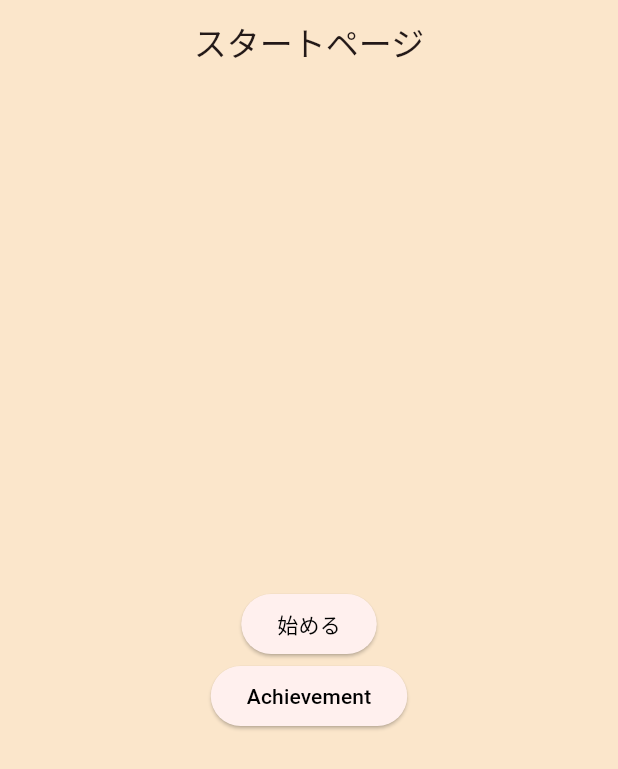
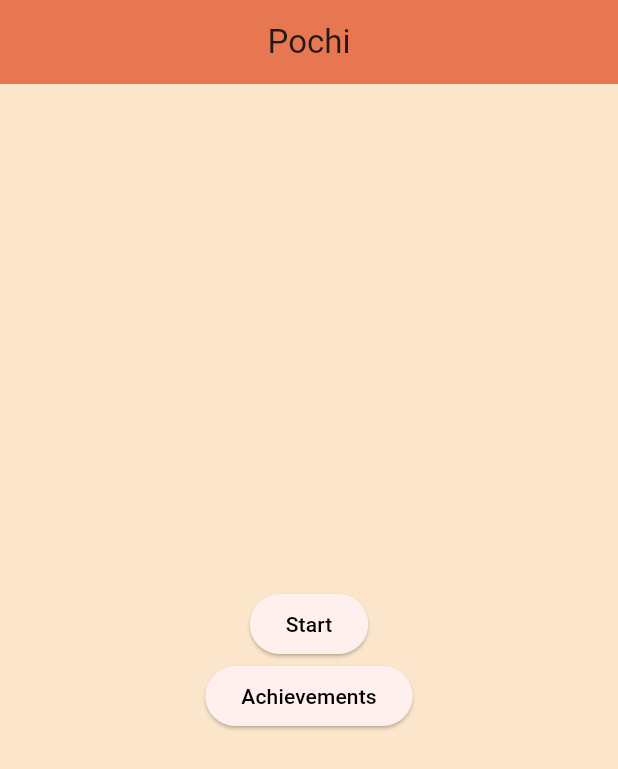
Before and after one commit to TangentMochi/pochi, a Flutter app: the screen it shows after launch, on a phone screen of 412 x 824 dp. Shown: the top 769 px of the screen. Run offline on Flutter 3.47's test engine with Material 3 defaults, Android fonts, the phone set to English and light mode, and no system bars; our stand-ins replace audioplayers, confetti, geolocator, google_fonts, google_maps_flutter, permission_handler and 1 more; missing offline and left inert: bottom_sheet_bar, flutter_config, flutter_google_map_polyline_point, flutter_overpass.

Commit message:
UI(appbar)の色変更

```diff
--- a/lib/views/achive.dart
+++ b/lib/views/achive.dart
@@ -50,7 +50,7 @@ class _MyAchiveState extends State<MyAchive> {
   Widget build(BuildContext context) {
     return Scaffold(
       appBar: AppBar(
-        backgroundColor: Color.fromARGB(142, 139, 30, 14),
+        backgroundColor: Color.fromARGB(250, 231, 117, 78),
         title: Text(
           widget.title,
           style: GoogleFonts.roboto(textStyle: TextStyle(fontSize: 20)),
--- a/lib/views/map.dart
+++ b/lib/views/map.dart
@@ -134,7 +134,10 @@ class _MyMapState extends State<MyMap> {
       return Center(child: CircularProgressIndicator());
     }
     return Scaffold(
-      appBar: AppBar(title: Text('${widget.route.distance}')),
+      appBar: AppBar(
+        title: Text('${widget.route.distance}'),
+        backgroundColor: Color.fromARGB(250, 231, 117, 78),
+      ),
       body: Stack(
         children: [
           GoogleMap(
--- a/lib/views/route.dart
+++ b/lib/views/route.dart
@@ -137,7 +137,10 @@ class _RouteCreateState extends State<RouteCreate> {
     }
 
     return Scaffold(
-      appBar: AppBar(title: Text('Pochi')),
+      appBar: AppBar(
+        title: Text('Pochi'),
+        backgroundColor: Color.fromARGB(250, 231, 117, 78),
+      ),
       body: BottomSheetBar(
         willPopScope: true,
         controller: _bsbController,
--- a/lib/views/startPage.dart
+++ b/lib/views/startPage.dart
@@ -3,6 +3,7 @@ import 'package:pochi/views/achive.dart';
 import 'package:pochi/views/map.dart';
 import 'package:google_fonts/google_fonts.dart';
 import 'package:pochi/views/views.dart';
+import 'package:audioplayers/audioplayers.dart';
 
 class StartPage extends StatefulWidget {
   const StartPage({super.key});
@@ -13,9 +14,15 @@ class StartPage extends StatefulWidget {
 }
 
 class StartPageState extends State<StartPage> {
+  final _audio = AudioPlayer();
+
   Widget build(BuildContext context) {
     return Scaffold(
-      appBar: AppBar(title: Text('スタートページ'), centerTitle: true),
+      appBar: AppBar(
+        title: Text('Pochi'),
+        centerTitle: true,
+        backgroundColor: Color.fromARGB(250, 231, 117, 78),
+      ),
       body: Center(
         child: Column(
           mainAxisAlignment: MainAxisAlignment.center,
@@ -26,7 +33,7 @@ class StartPageState extends State<StartPage> {
                   context,
                 ).push(MaterialPageRoute(builder: (context) => RouteCreate()));
               },
-              child: const Text('始める'),
+              child: const Text('Start'),
             ),
             ElevatedButton(
               onPressed: () {
@@ -39,7 +46,7 @@ class StartPageState extends State<StartPage> {
                   ),
                 );
               },
-              child: const Text('Achievement')
+              child: const Text('Achievements'),
             ),
           ],
         ),
--- a/pubspec.yaml
+++ b/pubspec.yaml
@@ -27,6 +27,7 @@ dependencies:
   flutter_polyline_points: ^3.0.1
   flutter_google_map_polyline_point: ^0.0.2
   shared_preferences: ^2.5.3
+  audioplayers: ^6.5.0
 
 dev_dependencies:
   flutter_test:
@@ -38,3 +39,4 @@ flutter:
 
 assets:
   - .env
+  - audio/
```
Also changed, not shown: lib/views/result.dart (+6 -6 lines), pubspec.lock, 7 other files.
